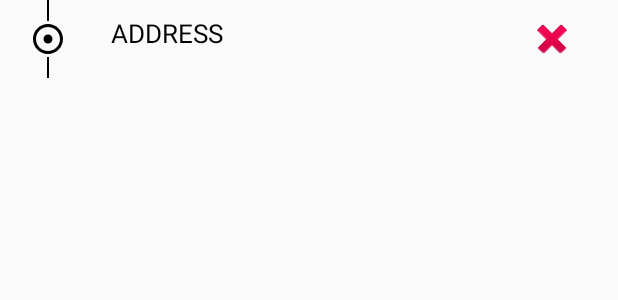
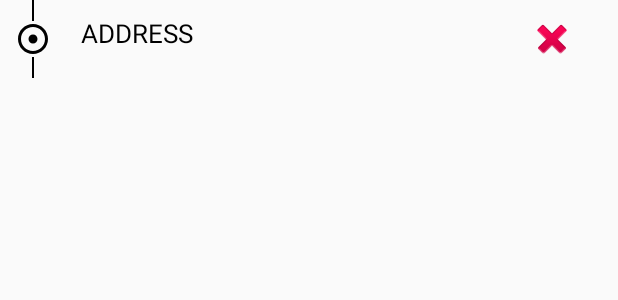
Before and after one commit to RareScrap/WingTaxi, an Android app: the layout item_fragment_order_recyclerview.xml on its own in the app's theme, with its tools: preview values and no code run, on a phone screen of 412 x 824 dp. Shown: the top 300 px of the screen. Run offline under Robolectric (Android 15) with nearby library versions, the phone set to English and light mode, and no system bars.

Commit message:
Изменены строки, значения и стили элементов по требованию заказчика

```diff
--- a/app/src/main/res/values/dimens.xml
+++ b/app/src/main/res/values/dimens.xml
@@ -9,7 +9,7 @@
     <dimen name="button_text_padding">10dp</dimen>
     <dimen name="item_margin">10dp</dimen>
     <dimen name="adres_list_text_padding">5dp</dimen>
-    <dimen name="item_adres_point_padding">20dp</dimen>
+    <dimen name="item_adres_point_padding">10dp</dimen>
     <dimen name="download_dialog_text_margin">10dp</dimen>
     <dimen name="text_view_text_size">17sp</dimen>
 </resources>
--- a/app/src/main/res/values/styles.xml
+++ b/app/src/main/res/values/styles.xml
@@ -43,7 +43,7 @@
     </style>
 
     <style name="Toolbar.TitleText" parent="TextAppearance.Widget.AppCompat.Toolbar.Title">
-        <item name="android:textSize">25sp</item>
+        <item name="android:textSize">17sp</item>
     </style>
     <style name="Toolbar.SubtitleText" parent="TextAppearance.Widget.AppCompat.Toolbar.Subtitle">
         <item name="android:textSize">17sp</item>
```
Also changed, not shown: 1 other file.
